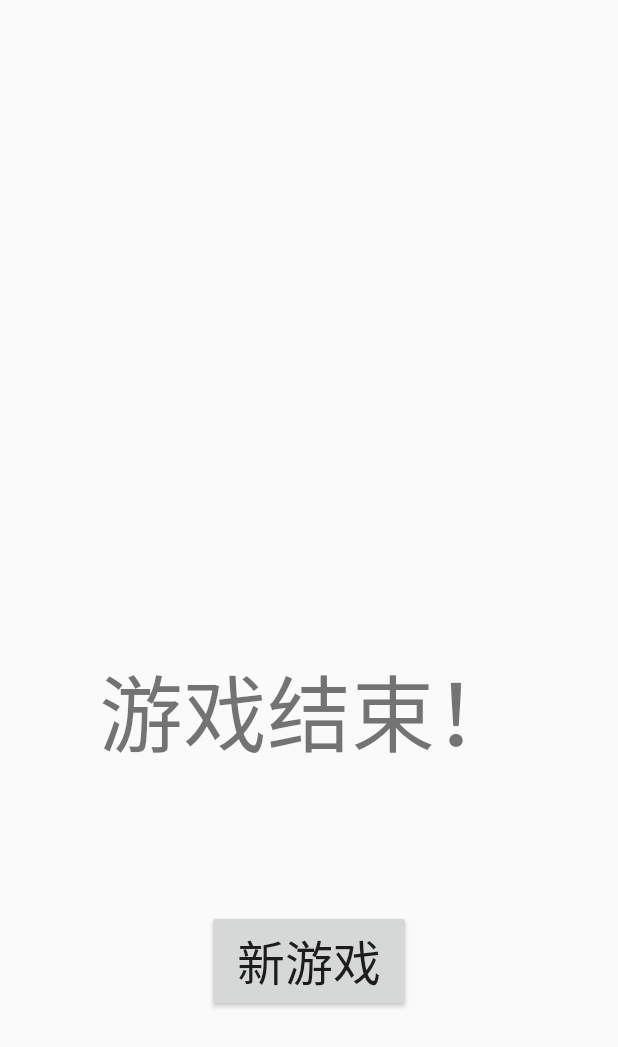
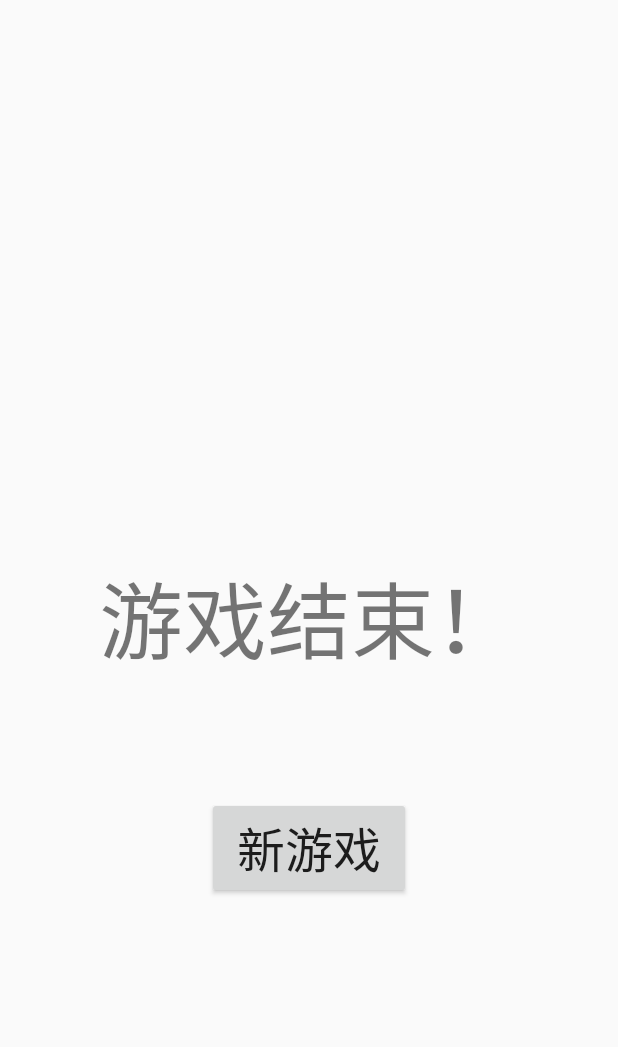
Before and after one commit to foreshadow/2048, an Android app: the layout activity_game_over.xml on its own in the app's theme, with its tools: preview values and no code run, on a phone screen of 412 x 824 dp. Shown: the top 1047 px of the screen. Run offline under Robolectric (Android 15) with nearby library versions, the phone set to English and light mode, and no system bars.

Commit message:
adjust the order of some activities

```diff
--- a/app/src/main/java/com/bjtu/zero/a2048/NewGameActivity.java
+++ b/app/src/main/java/com/bjtu/zero/a2048/NewGameActivity.java
@@ -298,7 +298,6 @@ public class NewGameActivity extends Activity {
         makeSure.setOnClickListener(new View.OnClickListener() {
             @Override
             public void onClick(View view) {
-                //if(MainActivity.instance!=null) MainActivity.instance.finish();
                 Intent intent = new Intent(NewGameActivity.this, MainActivity.class);
                 startActivity(intent);
                 finish();
--- a/app/src/main/java/com/bjtu/zero/a2048/SoundSettingMenuActivity.java
+++ b/app/src/main/java/com/bjtu/zero/a2048/SoundSettingMenuActivity.java
@@ -303,6 +303,7 @@ public class SoundSettingMenuActivity extends Activity {
         makeSure.setOnClickListener(new View.OnClickListener() {
             @Override
             public void onClick(View view) {
+                Setting.Runtime.gamePresenter.refresh();
                 finish();
             }
         });
--- a/app/src/main/java/com/bjtu/zero/a2048/core/GamePresenter.java
+++ b/app/src/main/java/com/bjtu/zero/a2048/core/GamePresenter.java
@@ -1,12 +1,15 @@
 package com.bjtu.zero.a2048.core;
 
 import android.content.Context;
+import android.content.Intent;
 import android.graphics.Bitmap;
 import android.graphics.Point;
 import android.os.AsyncTask;
 import android.util.Log;
 import android.view.animation.Animation;
 
+import com.bjtu.zero.a2048.GameOverActivity;
+import com.bjtu.zero.a2048.MainActivity;
 import com.bjtu.zero.a2048.Setting;
 import com.bjtu.zero.a2048.ui.GameLayout;
 import com.bjtu.zero.a2048.ui.ScoreBoardLayout;
@@ -521,6 +524,7 @@ public class GamePresenter implements Serializable {
                     Log.e("ANIMATION", "onEnd");
                     gameLayout.setBoard(gameModel.lastBoard());
                     spawnBlock();
+                    gameOverJudge();
                     animationInProgress = false;
                 }
 
@@ -594,6 +598,8 @@ public class GamePresenter implements Serializable {
      */
     private void gameOverJudge() {
         if (isGameOver()) {
+            Intent intent =new Intent(MainActivity.instance, GameOverActivity.class);
+            MainActivity.instance.startActivity(intent);
             // TODO: 2016/7/24
         }
 
--- a/app/src/main/java/com/bjtu/zero/a2048/ui/SoundManager.java
+++ b/app/src/main/java/com/bjtu/zero/a2048/ui/SoundManager.java
@@ -124,7 +124,7 @@ public class SoundManager extends AsyncTask<Void, Void, Void> implements Seriali
      * @param mergeNum 本次操作同时合并的方块的对数
      */
     public void playProcess(int maxRank, int mergeNum) {
-        Log.e("gao",((Integer)(Setting.Runtime.Sound.SOUND_PACK)).toString());
+        //Log.e("gao",((Integer)(Setting.Runtime.Sound.SOUND_PACK)).toString());
         if (Setting.Runtime.Sound.enabled) {
             switch (Setting.Runtime.Sound.SOUND_PACK) {
                 case 3:
@@ -144,7 +144,7 @@ public class SoundManager extends AsyncTask<Void, Void, Void> implements Seriali
                     break;
 
                 default:
-                    Log.e("gao",((Integer)(Setting.Runtime.Sound.SOUND_PACK)).toString());
+                   // Log.e("gao",((Integer)(Setting.Runtime.Sound.SOUND_PACK)).toString());
                     if (maxRank >= 2 && isFirstBlood) {
                         soundPool.play(firstBlood[Setting.Runtime.Sound.SOUND_PACK], 1, 1, 0, 0, 1);
                         isFirstBlood = false;
--- a/app/src/main/res/layout/activity_game_over.xml
+++ b/app/src/main/res/layout/activity_game_over.xml
@@ -13,19 +13,18 @@
         android:id="@+id/newGameButton"
         android:layout_width="wrap_content"
         android:layout_height="wrap_content"
-        android:layout_alignParentBottom="true"
+        android:text=" 新游戏 "
+        android:textSize="32dp"
+        android:layout_below="@+id/textView2"
         android:layout_centerHorizontal="true"
-        android:layout_marginBottom="133dp"
-        android:text=" 新游戏 "
-        android:textSize="32dp"/>
+        android:layout_marginTop="78dp" />
 
     <TextView
         android:id="@+id/textView2"
         android:layout_width="wrap_content"
         android:layout_height="wrap_content"
-        android:layout_above="@+id/newGameButton"
-        android:layout_centerHorizontal="true"
-        android:layout_marginBottom="91dp"
         android:text="游戏结束！"
-        android:textSize="56dp"/>
+        android:textSize="56dp"
+        android:layout_centerVertical="true"
+        android:layout_centerHorizontal="true" />
 </RelativeLayout>
--- a/app/src/main/res/values/color.xml
+++ b/app/src/main/res/values/color.xml
@@ -1,4 +1,4 @@
 <?xml version="1.0" encoding="utf-8"?>
 <resources>
-    <color name="transparent_background">#50FCFCFC</color>
+    <color name="transparent_background">#808A8A8A</color>
 </resources>
--- a/app/src/main/res/values/style.xml
+++ b/app/src/main/res/values/style.xml
@@ -7,4 +7,5 @@
         <item name="android:windowIsTranslucent">true</item>
         <item name="android:windowAnimationStyle">@android:style/Animation.Translucent</item>
     </style>
+
 </resources>
```
Also changed, not shown: app/src/main/java/com/bjtu/zero/a2048/GameOverActivity.java (+5 -3 lines), app/src/main/java/com/bjtu/zero/a2048/MainActivity.java (+7 -6 lines).
